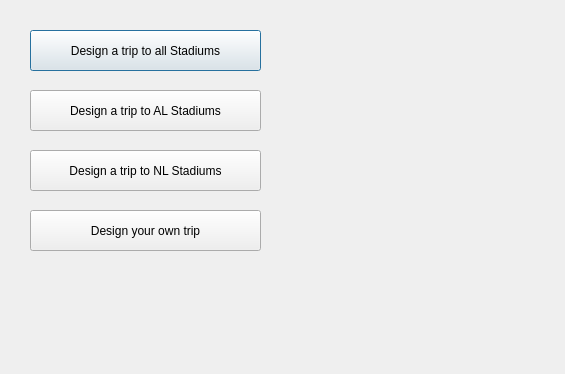
Qt form BaseballStadiumPlanner/tripwindow.ui (frimbraza/Baseball-Stadium-Project) before a commit.
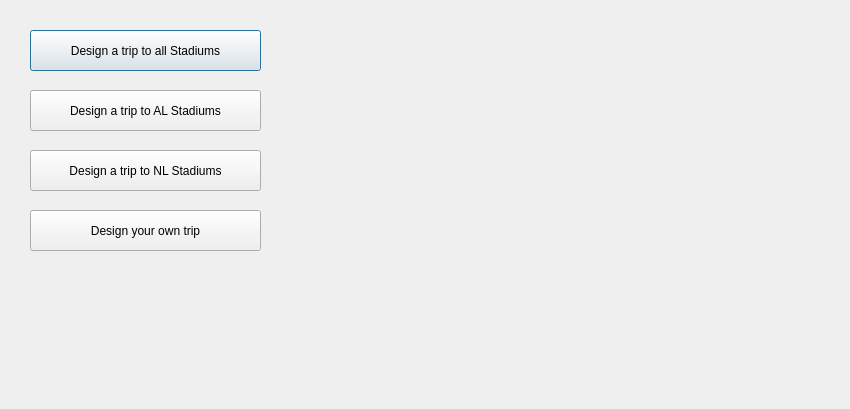
The same form after that commit.

```diff
--- a/BaseballStadiumPlanner/tripwindow.ui
+++ b/BaseballStadiumPlanner/tripwindow.ui
@@ -6,8 +6,8 @@
    <rect>
     <x>0</x>
     <y>0</y>
-    <width>565</width>
-    <height>374</height>
+    <width>850</width>
+    <height>409</height>
    </rect>
   </property>
   <property name="windowTitle">
```
